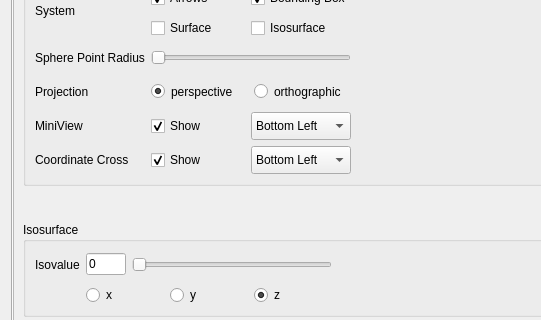
Above: ui-qt/ui/SettingsWidget.ui from spirit-code/spirit before the change; both pictures show x 0 to 541 and y 152 to 472 of the 692 by 1532 pixel window. Below: the same form after it.
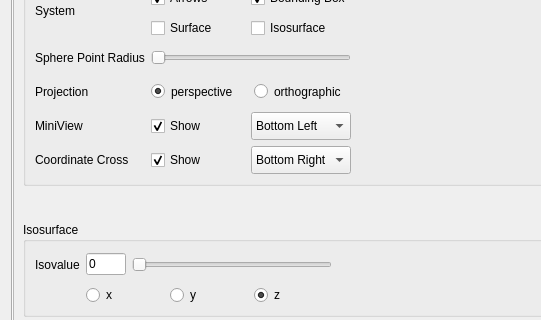
That is the form after the change. The open tabs and pages were chosen to show the change.

Commit message: UI-QT: cleaned up and reordered functions. Bugfix: bounding box is now correct. SettingsWidget and SpinWidget are now a little easier to understand, but there is still work left to do.

The edit to the form file:
```diff
--- a/ui-qt/ui/SettingsWidget.ui
+++ b/ui-qt/ui/SettingsWidget.ui
@@ -3308,6 +3308,9 @@
                     <height>16777215</height>
                    </size>
                   </property>
+                  <property name="currentIndex">
+                   <number>1</number>
+                  </property>
                   <item>
                    <property name="text">
                     <string>Bottom Left</string>
```
Left out of the diff: 20 changed lines with no effect on the pictures. The commit also changes 4 other files.
